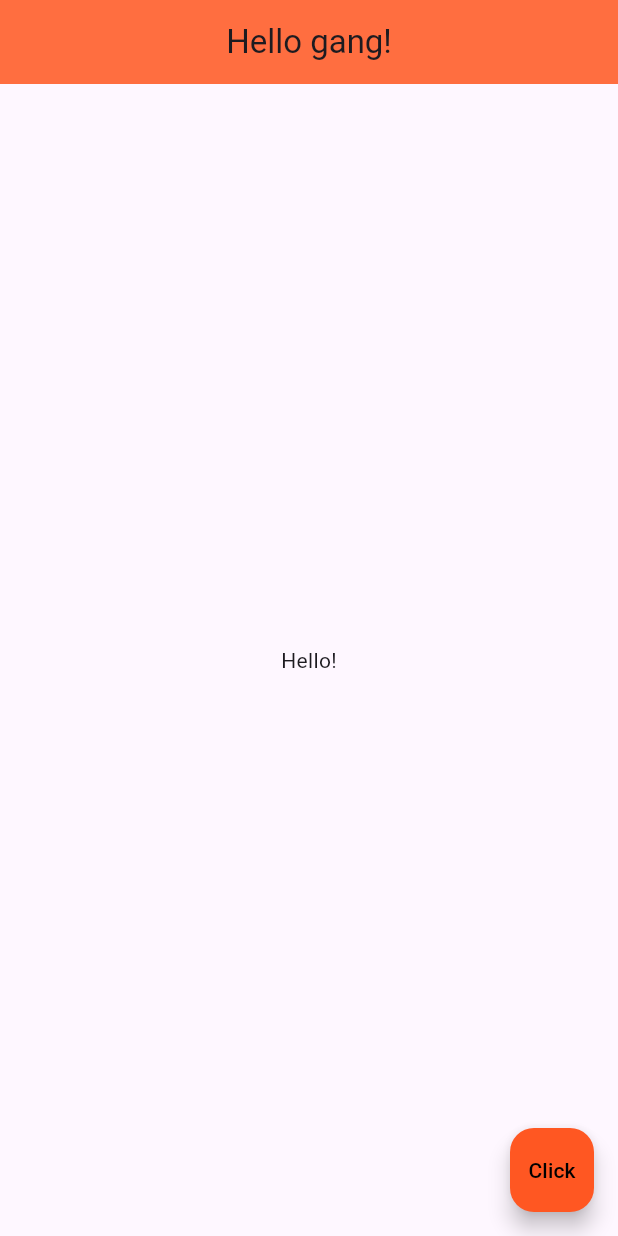
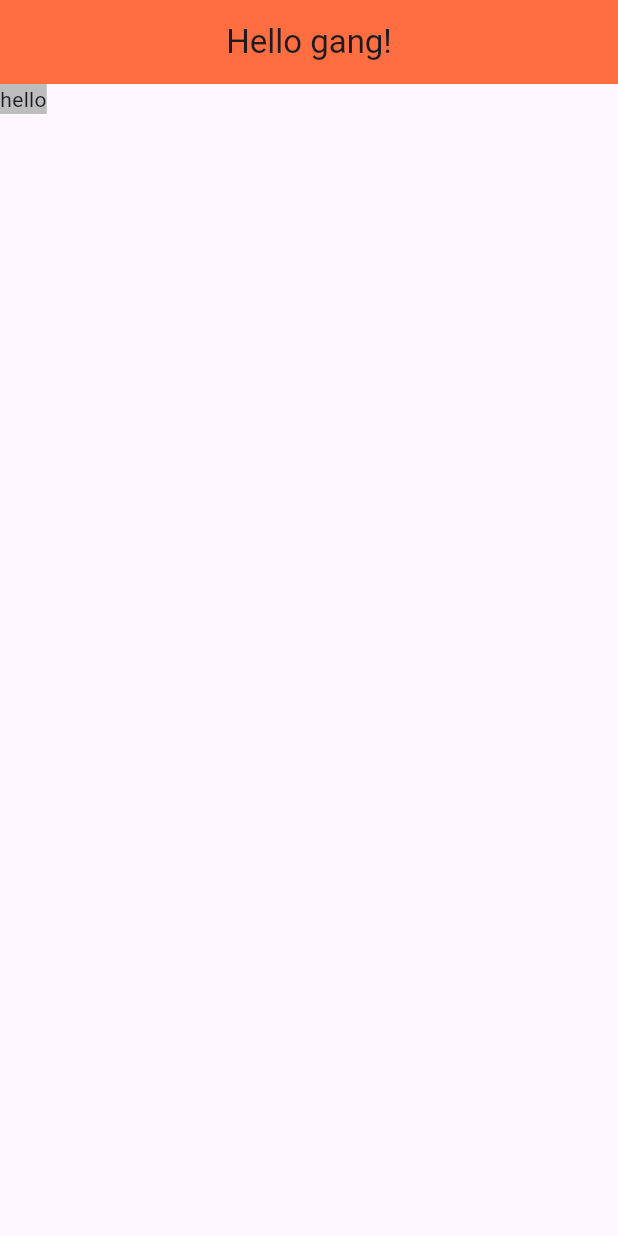
Before and after one commit to Abbas-shah10/flutter-start, a Flutter app: the screen it shows after launch, on a phone screen of 412 x 824 dp. Run offline on Flutter 3.47's test engine with Material 3 defaults, Android fonts, the phone set to English and light mode, and no system bars.

Commit message:
Learned about Container in flutter app

```diff
--- a/lib/main.dart
+++ b/lib/main.dart
@@ -1,28 +1,21 @@
 import 'package:flutter/material.dart';
 
-void main() => runApp(MaterialApp(
-  home: HomePage(),
-));
+void main() => runApp(MaterialApp(home: HomePage()));
 
 class HomePage extends StatelessWidget {
   const HomePage({super.key});
 
   @override
   Widget build(BuildContext context) {
-    return  Scaffold(
+    return Scaffold(
       appBar: AppBar(
         title: Text("Hello gang!"),
         centerTitle: true,
         backgroundColor: Colors.deepOrangeAccent,
       ),
-    body: Center(
-      child: Text("Hello!"),
-    ),
-    floatingActionButton: FloatingActionButton(
-      onPressed: () => {},
-      backgroundColor: Colors.deepOrange,
-      foregroundColor: Colors.black,
-      child: Text("Click"),
+      body: Container(
+        color: Colors.grey[400],
+        child: Text("hello"),
       ),
     );
   }
```
Lines whose indentation alone changed are shown as unchanged.
